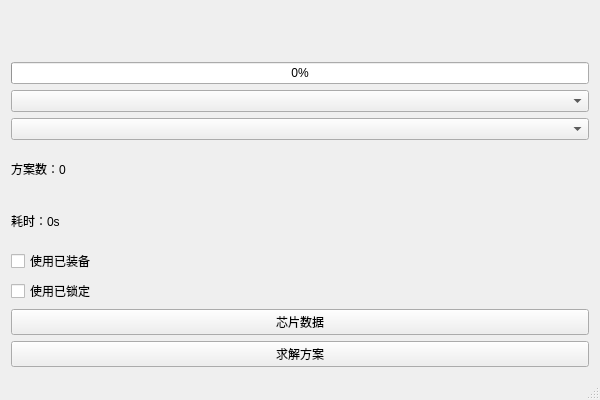
The window that CodeX/CodeX.ui (xxzl0130/CodeX) describes before a commit, drawn with Qt 5.
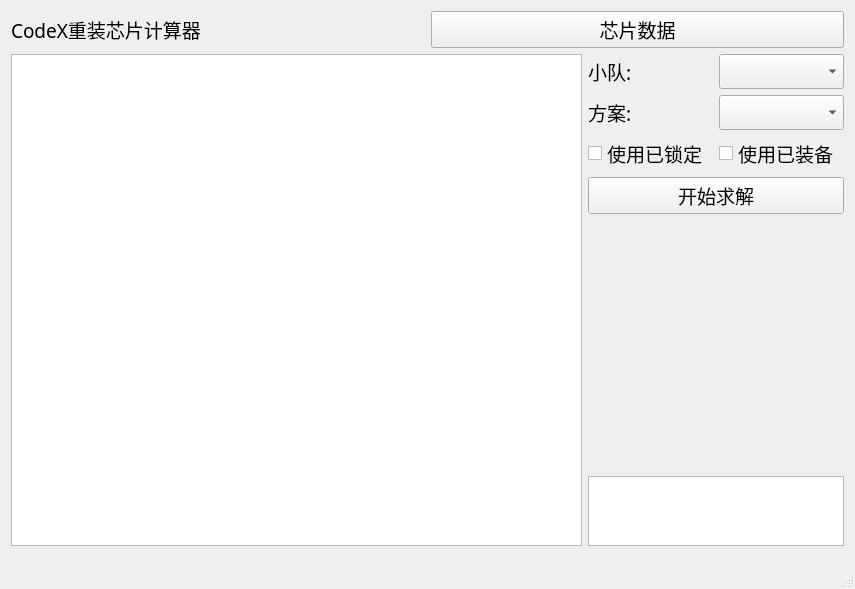
The same window after the commit. Custom widgets are drawn as their Qt base class.

```diff
--- a/CodeX/CodeX.ui
+++ b/CodeX/CodeX.ui
@@ -6,81 +6,141 @@
    <rect>
     <x>0</x>
     <y>0</y>
-    <width>600</width>
-    <height>400</height>
+    <width>855</width>
+    <height>567</height>
    </rect>
   </property>
+  <property name="font">
+   <font>
+    <family>等线</family>
+    <pointsize>14</pointsize>
+   </font>
+  </property>
   <property name="windowTitle">
    <string>CodeX</string>
   </property>
   <widget class="QWidget" name="centralWidget">
    <layout class="QGridLayout" name="gridLayout">
-    <item row="4" column="1">
-     <widget class="QLabel" name="solveNumberLabel">
-      <property name="text">
-       <string>方案数：0</string>
-      </property>
-     </widget>
-    </item>
     <item row="1" column="1">
-     <widget class="QProgressBar" name="progressBar">
-      <property name="value">
-       <number>0</number>
-      </property>
-      <property name="textVisible">
-       <bool>true</bool>
-      </property>
-      <property name="orientation">
-       <enum>Qt::Horizontal</enum>
-      </property>
-      <property name="textDirection">
-       <enum>QProgressBar::TopToBottom</enum>
-      </property>
-     </widget>
+     <layout class="QVBoxLayout" name="verticalLayout">
+      <item>
+       <layout class="QGridLayout" name="gridLayout_2">
+        <item row="2" column="1">
+         <widget class="QCheckBox" name="useEquippedCheckBox">
+          <property name="text">
+           <string>使用已装备</string>
+          </property>
+         </widget>
+        </item>
+        <item row="0" column="0">
+         <widget class="QLabel" name="label_2">
+          <property name="sizePolicy">
+           <sizepolicy hsizetype="Minimum" vsizetype="Minimum">
+            <horstretch>0</horstretch>
+            <verstretch>0</verstretch>
+           </sizepolicy>
+          </property>
+          <property name="text">
+           <string>小队:</string>
+          </property>
+         </widget>
+        </item>
+        <item row="1" column="1">
+         <widget class="QComboBox" name="configsComboBox"/>
+        </item>
+        <item row="1" column="0">
+         <widget class="QLabel" name="label_3">
+          <property name="sizePolicy">
+           <sizepolicy hsizetype="Preferred" vsizetype="Minimum">
+            <horstretch>0</horstretch>
+            <verstretch>0</verstretch>
+           </sizepolicy>
+          </property>
+          <property name="text">
+           <string>方案:</string>
+          </property>
+         </widget>
+        </item>
+        <item row="0" column="1">
+         <widget class="QComboBox" name="squadsComboBox">
+          <property name="sizePolicy">
+           <sizepolicy hsizetype="Preferred" vsizetype="Fixed">
+            <horstretch>0</horstretch>
+            <verstretch>0</verstretch>
+           </sizepolicy>
+          </property>
+         </widget>
+        </item>
+        <item row="2" column="0">
+         <widget class="QCheckBox" name="useLockedCheckBox">
+          <property name="text">
+           <string>使用已锁定</string>
+          </property>
+         </widget>
+        </item>
+        <item row="3" column="0" colspan="2">
+         <widget class="QPushButton" name="solveButton">
+          <property name="text">
+           <string>开始求解</string>
+          </property>
+         </widget>
+        </item>
+       </layout>
+      </item>
+      <item>
+       <widget class="ChipView" name="chipView" native="true">
+        <property name="sizePolicy">
+         <sizepolicy hsizetype="Fixed" vsizetype="Fixed">
+          <horstretch>0</horstretch>
+          <verstretch>0</verstretch>
+         </sizepolicy>
+        </property>
+        <property name="minimumSize">
+         <size>
+          <width>250</width>
+          <height>250</height>
+         </size>
+        </property>
+        <property name="maximumSize">
+         <size>
+          <width>250</width>
+          <height>250</height>
+         </size>
+        </property>
+       </widget>
+      </item>
+      <item>
+       <widget class="QTableView" name="chipsTable">
+        <property name="sizePolicy">
+         <sizepolicy hsizetype="Preferred" vsizetype="Expanding">
+          <horstretch>0</horstretch>
+          <verstretch>0</verstretch>
+         </sizepolicy>
+        </property>
+       </widget>
+      </item>
+     </layout>
     </item>
-    <item row="7" column="1">
-     <widget class="QCheckBox" name="useLockedCheckBox">
-      <property name="text">
-       <string>使用已锁定</string>
-      </property>
-     </widget>
+    <item row="0" column="0" colspan="2">
+     <layout class="QHBoxLayout" name="horizontalLayout_2">
+      <item>
+       <widget class="QLabel" name="label">
+        <property name="text">
+         <string>CodeX重装芯片计算器</string>
+        </property>
+       </widget>
+      </item>
+      <item>
+       <widget class="QPushButton" name="chipDataButton">
+        <property name="text">
+         <string>芯片数据</string>
+        </property>
+       </widget>
+      </item>
+     </layout>
     </item>
-    <item row="6" column="1">
-     <widget class="QCheckBox" name="useEquippedCheckBox">
-      <property name="text">
-       <string>使用已装备</string>
-      </property>
-     </widget>
-    </item>
-    <item row="0" column="1">
-     <widget class="ChipView" name="chipView" native="true"/>
-    </item>
-    <item row="2" column="1">
-     <widget class="QComboBox" name="squadsComboBox"/>
-    </item>
-    <item row="3" column="1">
-     <widget class="QComboBox" name="configsComboBox"/>
-    </item>
-    <item row="8" column="1">
-     <widget class="QPushButton" name="chipDataButton">
-      <property name="text">
-       <string>芯片数据</string>
-      </property>
-     </widget>
-    </item>
-    <item row="9" column="1">
-     <widget class="QPushButton" name="solveButton">
-      <property name="text">
-       <string>求解方案</string>
-      </property>
-     </widget>
-    </item>
-    <item row="5" column="1">
-     <widget class="QLabel" name="timeLabel">
-      <property name="text">
-       <string>耗时：0s</string>
-      </property>
-     </widget>
+    <item row="1" column="0">
+     <widget class="QTableView" name="solutionTable"/>
     </item>
    </layout>
   </widget>
```
Left out of the diff: 2 changed lines with no effect on the pictures.
